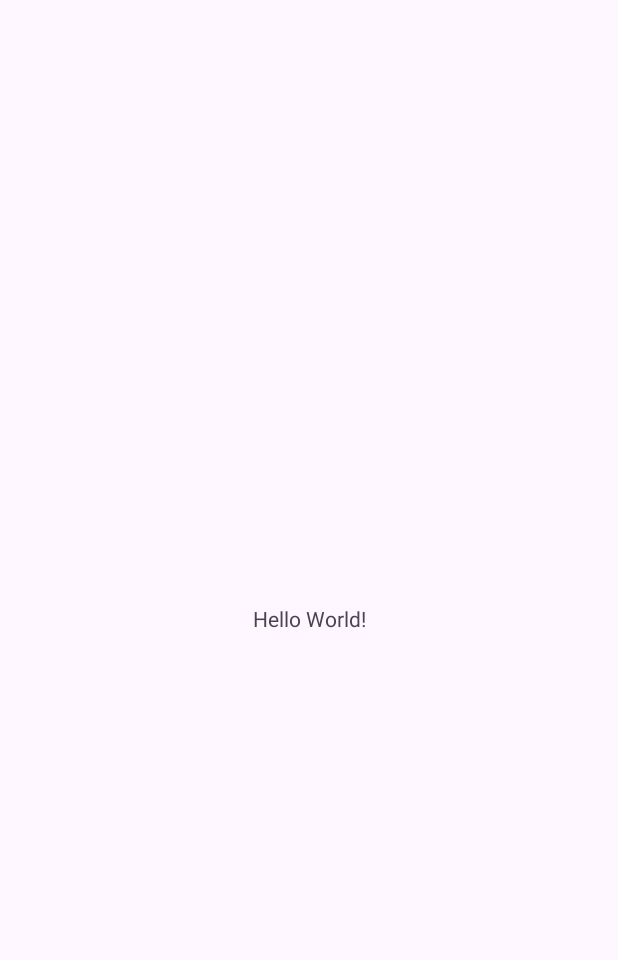
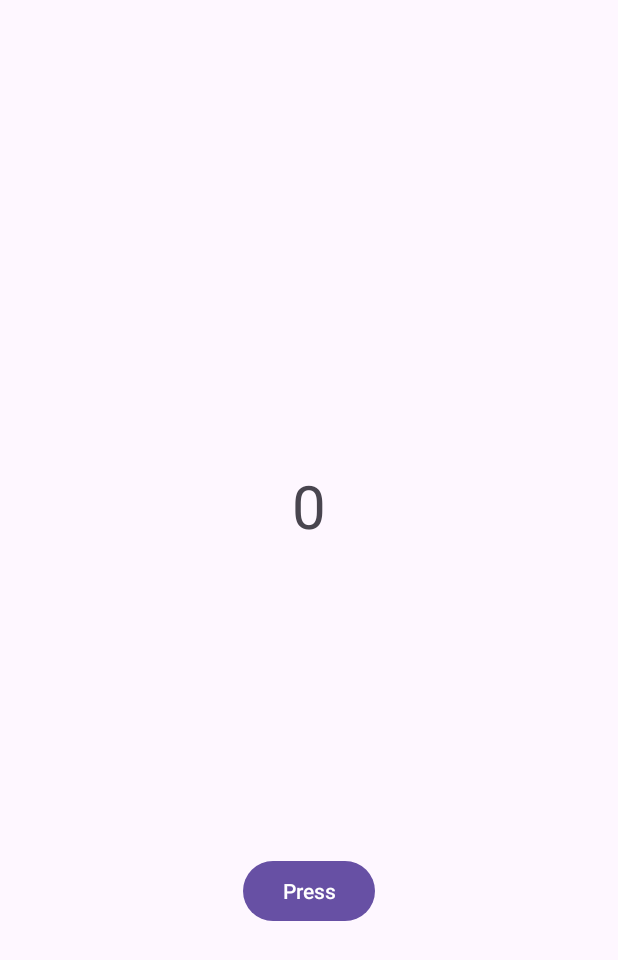
Before and after one commit to Team-MindWay/MindWay-8th-Assignment, an Android app: the screen it shows after launch (MainActivity), on a phone screen of 412 x 824 dp. Before the commit the part shown is almost empty. Shown: the top 960 px of the screen. Run offline under Robolectric (Android 15) with nearby library versions, the light colour scheme and no system bars.

Commit message:
faet : "counter"

```diff
--- a/Homework3/app/src/main/java/com/example/counter/MainActivity.kt
+++ b/Homework3/app/src/main/java/com/example/counter/MainActivity.kt
@@ -1,20 +1,26 @@
 package com.example.counter
 
 import android.os.Bundle
-import androidx.activity.enableEdgeToEdge
+import android.widget.Button
+import android.widget.TextView
 import androidx.appcompat.app.AppCompatActivity
-import androidx.core.view.ViewCompat
-import androidx.core.view.WindowInsetsCompat
 
 class MainActivity : AppCompatActivity() {
+
+    fun main(){
+        setContentView(R.layout.activity_main)
+        val button = findViewById<Button>(R.id.bt_cut)
+        val num = findViewById<TextView>(R.id.tv_num)
+        var add :Int = 0
+        button.setOnClickListener(){
+            add++
+            num.text = add.toString()
+        }
+    }
+
+
     override fun onCreate(savedInstanceState: Bundle?) {
         super.onCreate(savedInstanceState)
-        enableEdgeToEdge()
-        setContentView(R.layout.activity_main)
-        ViewCompat.setOnApplyWindowInsetsListener(findViewById(R.id.main)) { v, insets ->
-            val systemBars = insets.getInsets(WindowInsetsCompat.Type.systemBars())
-            v.setPadding(systemBars.left, systemBars.top, systemBars.right, systemBars.bottom)
-            insets
-        }
+        main()
     }
 }
--- a/Homework3/app/src/main/res/layout/activity_main.xml
+++ b/Homework3/app/src/main/res/layout/activity_main.xml
@@ -8,12 +8,27 @@
     tools:context=".MainActivity">
 
     <TextView
-        android:layout_width="wrap_content"
+        android:id="@+id/tv_num"
+        android:textAlignment="center"
+        android:gravity="center"
+        android:layout_width="100dp"
         android:layout_height="wrap_content"
-        android:text="Hello World!"
+        android:layout_marginBottom="150dp"
+        android:text="0"
+        android:textSize="40sp"
         app:layout_constraintBottom_toBottomOf="parent"
         app:layout_constraintEnd_toEndOf="parent"
         app:layout_constraintStart_toStartOf="parent"
         app:layout_constraintTop_toTopOf="parent" />
 
+    <Button
+        android:id="@+id/bt_cut"
+        android:layout_width="wrap_content"
+        android:layout_height="wrap_content"
+        android:text="Press"
+        app:layout_constraintBottom_toBottomOf="parent"
+        app:layout_constraintEnd_toEndOf="@+id/tv_num"
+        app:layout_constraintStart_toStartOf="@+id/tv_num"
+        app:layout_constraintTop_toBottomOf="@+id/tv_num" />
+
 </androidx.constraintlayout.widget.ConstraintLayout>
```
